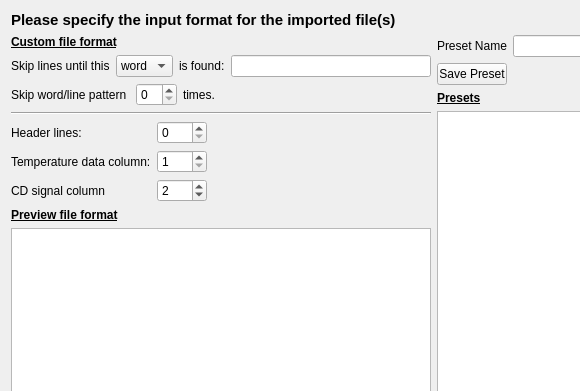
The window that customformat.ui (PINT-NMR/CDpal) describes before a commit, drawn with Qt 5; both pictures show x 0 to 580 and y 0 to 391 of the 677 by 573 pixel window.
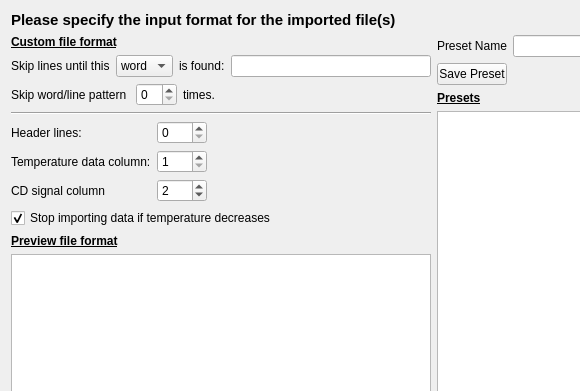
The same window after the commit. Icons and pictures are not drawn.

```diff
--- a/customformat.ui
+++ b/customformat.ui
@@ -273,6 +273,16 @@
        </item>
        <item>
         <layout class="QVBoxLayout" name="verticalLayout_5">
+         <item>
+          <widget class="QCheckBox" name="stopBox">
+           <property name="text">
+            <string>Stop importing data if temperature decreases</string>
+           </property>
+           <property name="checked">
+            <bool>true</bool>
+           </property>
+          </widget>
+         </item>
          <item>
           <widget class="QLabel" name="label_8">
            <property name="font">
```
